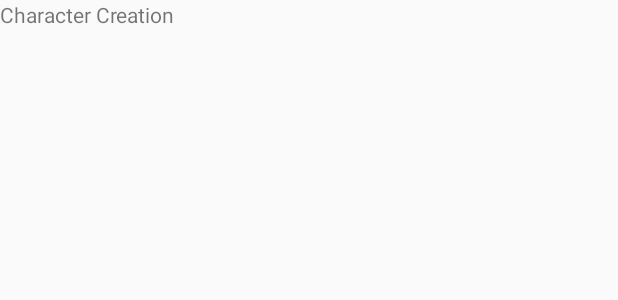
After one commit to BrianGDGIT/FitnessWizards, an Android app: the layout activity_character_creation.xml on its own in the app's theme, with its tools: preview values and no code run, on a phone screen of 412 x 824 dp. The commit adds this screen. Shown: the top 300 px of the screen. Run offline under Robolectric (Android 15) with nearby library versions, the light colour scheme and no system bars.

Commit message:
Added CharacterCreationActivity. CharacterFragment now has player observer. Database CreatePlayer method implemented.

```diff
--- a/app/src/main/AndroidManifest.xml
+++ b/app/src/main/AndroidManifest.xml
@@ -1,6 +1,8 @@
 <?xml version="1.0" encoding="utf-8"?>
 <manifest xmlns:android="http://schemas.android.com/apk/res/android"
     package="com.example.fitnesswizards">
+
+    <uses-permission android:name="android.permission.ACCESS_FINE_LOCATION" />
 
     <application
         android:allowBackup="true"
@@ -9,6 +11,7 @@
         android:roundIcon="@mipmap/ic_launcher_round"
         android:supportsRtl="true"
         android:theme="@style/AppTheme">
+        <activity android:name=".views.CharacterCreationActivity"></activity>
         <activity android:name=".MainActivity">
             <intent-filter>
                 <action android:name="android.intent.action.MAIN" />
@@ -18,6 +21,4 @@
         </activity>
     </application>
 
-    <uses-permission android:name="android.permission.ACCESS_FINE_LOCATION" />
-
 </manifest>
--- a/app/src/main/java/com/example/fitnesswizards/db/dao/PlayerDao.java
+++ b/app/src/main/java/com/example/fitnesswizards/db/dao/PlayerDao.java
@@ -8,6 +8,8 @@ import androidx.room.Delete;
 import androidx.room.Insert;
 import androidx.room.Query;
 import androidx.room.Update;
+
+import java.util.List;
 
 @Dao
 public interface PlayerDao {
@@ -25,4 +27,8 @@ public interface PlayerDao {
 
     @Query("SELECT * FROM players")
     LiveData<Player> getPlayer();
+
+    @Query("SELECT * FROM players")
+    Player doesPlayerExist();
+
 }
--- a/app/src/main/java/com/example/fitnesswizards/viewmodel/PlayerViewModel.java
+++ b/app/src/main/java/com/example/fitnesswizards/viewmodel/PlayerViewModel.java
@@ -20,5 +20,9 @@ public class PlayerViewModel extends AndroidViewModel {
         playerLiveData = repository.getPlayer();
     }
 
+    public LiveData<Player> getPlayer(){
+        return playerLiveData;
+    }
+
 
 }
--- /dev/null
+++ b/app/src/main/res/layout/activity_character_creation.xml
@@ -0,0 +1,16 @@
+<?xml version="1.0" encoding="utf-8"?>
+<androidx.constraintlayout.widget.ConstraintLayout xmlns:android="http://schemas.android.com/apk/res/android"
+    xmlns:app="http://schemas.android.com/apk/res-auto"
+    xmlns:tools="http://schemas.android.com/tools"
+    android:layout_width="match_parent"
+    android:layout_height="match_parent"
+    tools:context=".views.CharacterCreationActivity">
+
+    <TextView
+        android:id="@+id/textView2"
+        android:layout_width="wrap_content"
+        android:layout_height="wrap_content"
+        android:text="Character Creation"
+        tools:layout_editor_absoluteX="162dp"
+        tools:layout_editor_absoluteY="214dp" />
+</androidx.constraintlayout.widget.ConstraintLayout>
--- a/app/src/main/res/values/strings.xml
+++ b/app/src/main/res/values/strings.xml
@@ -8,4 +8,7 @@
     <string name="evocation_text">Evocation:</string>
     <string name="necromancy_text">Necromancy:</string>
     <string name="divination_text">Divination:</string>
+
+    <!-- TODO: Remove or change this placeholder text -->
+    <string name="hello_blank_fragment">Hello blank fragment</string>
 </resources>
```
Also changed, not shown: app/src/main/java/com/example/fitnesswizards/CharacterFragment.java (+15 -3 lines), app/src/main/java/com/example/fitnesswizards/MainActivity.java (+8 -0 lines), app/src/main/java/com/example/fitnesswizards/db/Database.java (+28 -0 lines), app/src/main/java/com/example/fitnesswizards/db/entity/Player.java (+16 -5 lines), app/src/main/java/com/example/fitnesswizards/views/CharacterCreationActivity.java (added, +16 -0 lines), app/src/main/res/layout/fragment_character.xml (+17 -3 lines).
